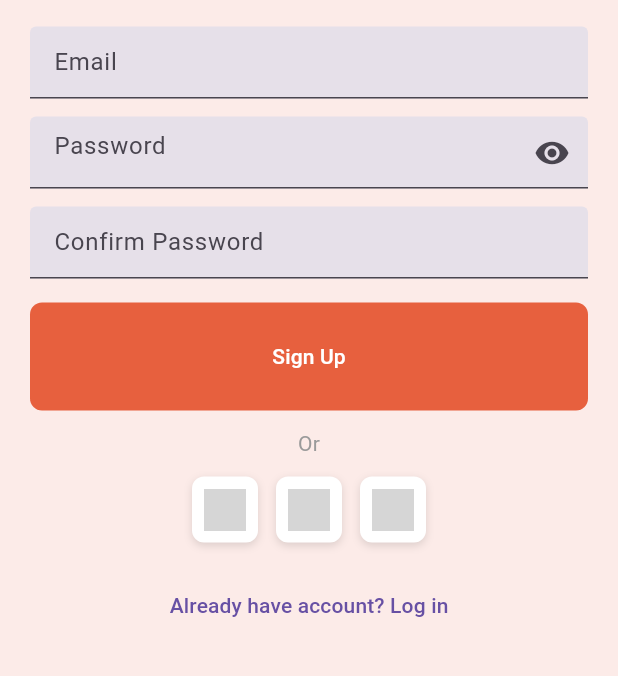
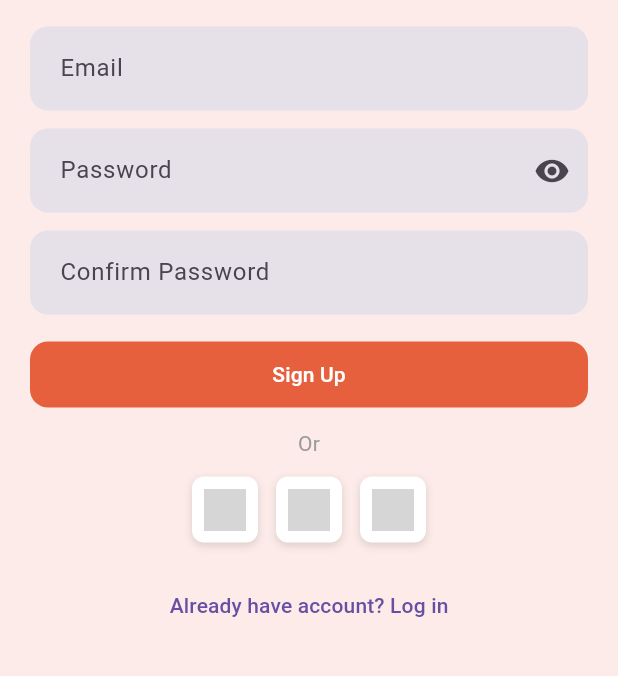
Before and after one commit to RezaMahendras/mealfatigue_app, a Flutter app: the SignupPage screen opened by its route, on a phone screen of 412 x 824 dp, the part 248-924 px from its top. Run offline on Flutter 3.47's test engine with Material 3 defaults, Android fonts, the phone set to English and light mode, and no system bars; our stand-ins replace sqflite; accounts and stored records are empty; grey boxes are pictures that could not be loaded.

Commit message:
Update signup_page.dart to database

```diff
--- a/lib/pages/signup_page.dart
+++ b/lib/pages/signup_page.dart
@@ -1,4 +1,5 @@
 import 'package:flutter/material.dart';
+import '../database_helper.dart';
 import '../widgets/logo_widget.dart';
 
 class SignupPage extends StatefulWidget {
@@ -9,23 +10,82 @@ class SignupPage extends StatefulWidget {
 
 class _SignupPageState extends State<SignupPage> {
   bool obscure = true;
+  bool _isLoading = false;
+
   final emailCtrl = TextEditingController();
   final passCtrl = TextEditingController();
   final confirmCtrl = TextEditingController();
 
+  void _handleSignup() async {
+    String email = emailCtrl.text.trim();
+    String pass = passCtrl.text.trim();
+    String confirm = confirmCtrl.text.trim();
+
+    if (email.isEmpty || pass.isEmpty || confirm.isEmpty) {
+      ScaffoldMessenger.of(context).showSnackBar(const SnackBar(content: Text('Please fill all fields')));
+      return;
+    }
+
+    if (pass != confirm) {
+      ScaffoldMessenger.of(context).showSnackBar(const SnackBar(content: Text('Passwords do not match')));
+      return;
+    }
+
+    setState(() {
+      _isLoading = true;
+    });
+
+    try {
+      // Delay simulasi sebentar
+      await Future.delayed(const Duration(milliseconds: 500));
+
+      await DatabaseHelper.instance.registerUser(email, pass);
+
+      if (!mounted) return;
+      ScaffoldMessenger.of(context).showSnackBar(
+          const SnackBar(backgroundColor: Colors.green, content: Text('Registration Success! Please Login.'))
+      );
+      Navigator.pushReplacementNamed(context, '/login');
+
+    } catch (e) {
+      print("SIGNUP ERROR: $e");
+      String message = 'Registration Failed';
+      if (e.toString().contains("UNIQUE constraint failed")) {
+        message = 'Email already registered!';
+      }
+      if (!mounted) return;
+      ScaffoldMessenger.of(context).showSnackBar(SnackBar(backgroundColor: Colors.red, content: Text(message)));
+    } finally {
+      if (mounted) setState(() => _isLoading = false);
+    }
+  }
+
   @override
   Widget build(BuildContext context) {
+    // Style input dikembalikan ke default 'filled: true' namun tetap rapi
+    final inputDecoration = InputDecoration(
+      filled: true,
+      // Saya hapus fillColor custom, jadi ikut default tema
+      border: OutlineInputBorder(
+        borderRadius: BorderRadius.circular(12), // Tetap rounded biar elegan
+        borderSide: BorderSide.none,
+      ),
+      contentPadding: const EdgeInsets.symmetric(horizontal: 16, vertical: 16),
+    );
+
     return Scaffold(
       body: SafeArea(
         child: SingleChildScrollView(
-          padding: const EdgeInsets.fromLTRB(20, 18, 20, 24),
-          child: Column(crossAxisAlignment: CrossAxisAlignment.start, children: [
+          padding: const EdgeInsets.fromLTRB(20, 18, 20, 24), // Padding asli Anda
+          child: Column(
+              crossAxisAlignment: CrossAxisAlignment.start,
+              children: [
                 GestureDetector(
                   onTap: () => Navigator.pop(context),
                   child: Padding(
                     padding: const EdgeInsets.only(top: 6, bottom: 10),
                     child: Row(children: const [
-                  Icon(Icons.arrow_back_ios, size: 18, color: Color(0xFF333333)),
+                      Icon(Icons.arrow_back_ios, size: 18, color: Color(0xFF333333)), // Warna Asli
                       SizedBox(width: 6),
                       Text('Sign Up', style: TextStyle(fontSize: 16)),
                     ]),
@@ -34,16 +94,50 @@ class _SignupPageState extends State<SignupPage> {
                 const SizedBox(height: 12),
                 const Center(child: LogoWidget(big: false)),
                 const SizedBox(height: 18),
-            TextField(controller: emailCtrl, decoration: const InputDecoration(hintText: 'Email', filled: true)),
+
+                TextField(controller: emailCtrl, decoration: inputDecoration.copyWith(hintText: 'Email')),
                 const SizedBox(height: 12),
-            TextField(controller: passCtrl, obscureText: obscure, decoration: InputDecoration(hintText: 'Password', filled: true, suffixIcon: IconButton(icon: Icon(obscure ? Icons.visibility : Icons.visibility_off), onPressed: () => setState(() => obscure = !obscure)))),
+
+                TextField(
+                    controller: passCtrl,
+                    obscureText: obscure,
+                    decoration: inputDecoration.copyWith(
+                        hintText: 'Password',
+                        suffixIcon: IconButton(
+                            icon: Icon(obscure ? Icons.visibility : Icons.visibility_off),
+                            onPressed: () => setState(() => obscure = !obscure)
+                        )
+                    )
+                ),
                 const SizedBox(height: 12),
-            TextField(controller: confirmCtrl, obscureText: obscure, decoration: const InputDecoration(hintText: 'Confirm Password', filled: true)),
+
+                TextField(
+                    controller: confirmCtrl,
+                    obscureText: obscure,
+                    decoration: inputDecoration.copyWith(hintText: 'Confirm Password')
+                ),
                 const SizedBox(height: 16),
-            SizedBox(width: double.infinity, child: ElevatedButton(onPressed: () => ScaffoldMessenger.of(context).showSnackBar(const SnackBar(content: Text('Sign up (stub)'))), child: const Padding(padding: EdgeInsets.symmetric(vertical: 12), child: Text('Sign Up')))),
+
+                // Tombol Sign Up
+                SizedBox(
+                    width: double.infinity,
+                    child: ElevatedButton(
+                      style: ElevatedButton.styleFrom(
+                        // Warna ikut default tema (biasanya biru)
+                        shape: RoundedRectangleBorder(borderRadius: BorderRadius.circular(12)), // Tetap rounded
+                        padding: const EdgeInsets.symmetric(vertical: 12), // Padding asli + sedikit tinggi
+                      ),
+                      onPressed: _isLoading ? null : _handleSignup,
+                      child: _isLoading
+                          ? const SizedBox(height: 20, width: 20, child: CircularProgressIndicator(color: Colors.white, strokeWidth: 2))
+                          : const Text('Sign Up'),
+                    )
+                ),
+
                 const SizedBox(height: 12),
-            const Center(child: Text('Or', style: TextStyle(color: Color(0xFF9A9A9A)))),
+                const Center(child: Text('Or', style: TextStyle(color: Color(0xFF9A9A9A)))), // Warna Asli
                 const SizedBox(height: 12),
+
                 Row(mainAxisAlignment: MainAxisAlignment.center, children: [
                   _socialBox('assets/ic_apple.png'),
                   const SizedBox(width: 12),
@@ -52,14 +146,31 @@ class _SignupPageState extends State<SignupPage> {
                   _socialBox('assets/ic_facebook.png'),
                 ]),
                 const SizedBox(height: 18),
-            Center(child: TextButton(onPressed: () => Navigator.pushNamed(context, '/login'), child: const Text('Already have account? Log in')))
-          ]),
+
+                Center(
+                    child: TextButton(
+                        onPressed: _isLoading ? null : () => Navigator.pushNamed(context, '/login'),
+                        child: const Text('Already have account? Log in')
+                    )
+                )
+              ]
+          ),
         ),
       ),
     );
   }
 
   Widget _socialBox(String asset) {
-    return Container(width: 44, height: 44, decoration: BoxDecoration(color: Colors.white, borderRadius: BorderRadius.circular(8), boxShadow: [BoxShadow(color: Colors.black12, blurRadius: 4, offset: Offset(0,2))]), padding: const EdgeInsets.all(8), child: Image.asset(asset, fit: BoxFit.contain, errorBuilder: (_,__,___)=> const Icon(Icons.image_not_supported)));
+    // Style box asli (shadow black12)
+    return Container(
+        width: 44, height: 44,
+        decoration: BoxDecoration(
+            color: Colors.white,
+            borderRadius: BorderRadius.circular(8),
+            boxShadow: [BoxShadow(color: Colors.black12, blurRadius: 4, offset: Offset(0,2))]
+        ),
+        padding: const EdgeInsets.all(8),
+        child: Image.asset(asset, fit: BoxFit.contain, errorBuilder: (_,__,___)=> const Icon(Icons.image_not_supported))
+    );
   }
 }
```
Lines whose indentation alone changed are shown as unchanged.
